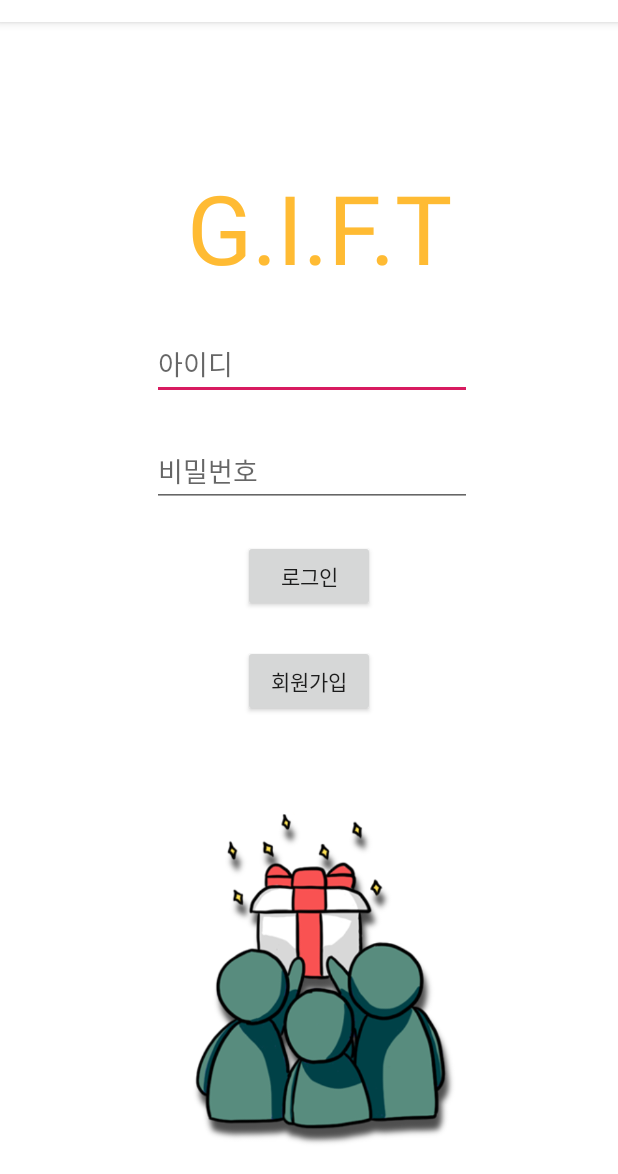
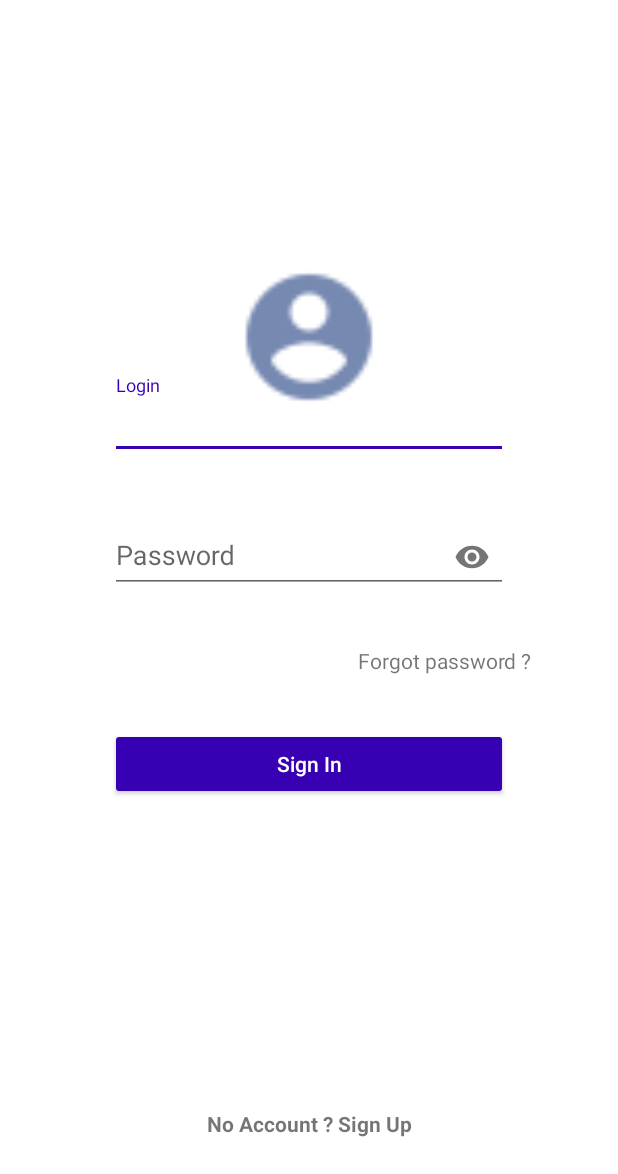
Before and after one commit to g-i-f-t/devapp, an Android app: the screen it shows after launch (activity_login), on a phone screen of 412 x 824 dp, the part 62-1236 px from its top. Run offline under Robolectric (Android 15) with nearby library versions, the phone set to English and light mode, and no system bars.

Commit message:
ui수정

```diff
--- a/app/build.gradle
+++ b/app/build.gradle
@@ -4,7 +4,7 @@ android {
     compileSdkVersion 28
     defaultConfig {
         applicationId "com.example.activity_maim"
-        minSdkVersion 15
+        minSdkVersion 23
         targetSdkVersion 28
         versionCode 1
         versionName "1.0"
--- a/app/src/main/java/com/example/activity_maim/activity_login.java
+++ b/app/src/main/java/com/example/activity_maim/activity_login.java
@@ -7,20 +7,26 @@ import android.view.View;
 import android.widget.Button;
 import android.widget.EditText;
 import android.widget.TextView;
+import android.support.v7.widget.Toolbar;
 
 public class activity_login extends AppCompatActivity {
 
+    private TextView signup;
+    private Button btn;
     @Override
     protected void onCreate(Bundle savedInstanceState) {
         super.onCreate(savedInstanceState);
         setContentView(R.layout.activity_login);
-
-        EditText idtext = (EditText) findViewById(R.id.idText);
-        EditText passwordText = (EditText) findViewById(R.id.passwordtext);
-        Button loginButtton = (Button) findViewById(R.id.loginButton);
-        TextView registerButton = (TextView) findViewById(R.id.registerButton);
-
-        loginButtton.setOnClickListener(new View.OnClickListener() {
+        signup=findViewById(R.id.signup);
+        signup.setOnClickListener(new View.OnClickListener() {
+            @Override
+            public void onClick(View v) {
+                Intent registerIntent = new Intent(activity_login.this, activity_register.class);
+                activity_login.this.startActivity(registerIntent);
+            }
+        });
+        btn=findViewById(R.id.loginbutton);
+        btn.setOnClickListener(new View.OnClickListener() {
             @Override
             public void onClick(View v) {
                 Intent loginIntent = new Intent(activity_login.this, activity_main.class);
@@ -28,12 +34,6 @@ public class activity_login extends AppCompatActivity {
             }
         });
 
-        registerButton.setOnClickListener(new View.OnClickListener() {
-            @Override
-            public void onClick(View v) {
-                Intent registerIntent = new Intent(activity_login.this, activity_register.class);
-                activity_login.this.startActivity(registerIntent);
-            }
-        });
+
     }
 }
--- a/app/src/main/res/layout/activity_login.xml
+++ b/app/src/main/res/layout/activity_login.xml
@@ -1,100 +1,25 @@
 <?xml version="1.0" encoding="utf-8"?>
-<android.support.constraint.ConstraintLayout
-    xmlns:android="http://schemas.android.com/apk/res/android"
+<android.support.design.widget.CoordinatorLayout xmlns:android="http://schemas.android.com/apk/res/android"
+    xmlns:app="http://schemas.android.com/apk/res-auto"
     xmlns:tools="http://schemas.android.com/tools"
-    xmlns:app="http://schemas.android.com/apk/res-auto"
     android:layout_width="match_parent"
-    android:layout_height="match_parent"
-    tools:context=".activity_main">
+    android:layout_height="match_parent">
 
-    <RelativeLayout
-        android:id="@+id/relativeLayout"
+    <android.support.design.widget.AppBarLayout
+        android:visibility="gone"
         android:layout_width="match_parent"
-        android:layout_height="match_parent"
-        android:background="@color/colorPrimary"
-        app:layout_constraintBottom_toBottomOf="parent"
-        app:layout_constraintEnd_toEndOf="parent"
-        app:layout_constraintHorizontal_bias="0.21"
-        app:layout_constraintStart_toStartOf="parent"
-        app:layout_constraintTop_toTopOf="parent">
+        android:layout_height="wrap_content"
+        android:theme="@style/AppTheme.AppBarOverlay">
 
-        <EditText
-            android:id="@+id/idText"
-            android:layout_width="wrap_content"
-            android:layout_height="wrap_content"
-            android:layout_alignParentStart="true"
-            android:layout_alignParentLeft="true"
-            android:layout_alignParentTop="true"
-            android:layout_alignParentEnd="true"
-            android:layout_alignParentRight="true"
-            android:layout_marginStart="101dp"
-            android:layout_marginLeft="101dp"
-            android:layout_marginTop="204dp"
-            android:layout_marginEnd="97dp"
-            android:layout_marginRight="97dp"
-            android:ems="10"
-            android:hint="아이디"
-            android:inputType="textPersonName" />
+        <android.support.v7.widget.Toolbar
+            android:id="@+id/toolbar"
+            android:layout_width="match_parent"
+            android:layout_height="?attr/actionBarSize"
+            android:background="?attr/colorPrimary"
+            app:popupTheme="@style/AppTheme.PopupOverlay" />
 
-        <EditText
-            android:id="@+id/passwordtext"
-            android:layout_width="wrap_content"
-            android:layout_height="wrap_content"
-            android:layout_below="@+id/idText"
-            android:layout_alignStart="@+id/idText"
-            android:layout_alignLeft="@+id/idText"
-            android:layout_marginTop="23dp"
-            android:ems="10"
-            android:hint="비밀번호"
-            android:inputType="textPassword" />
+    </android.support.design.widget.AppBarLayout>
 
-        <Button
-            android:id="@+id/loginButton"
-            android:layout_width="wrap_content"
-            android:layout_height="wrap_content"
-            android:layout_below="@+id/passwordtext"
-            android:layout_centerHorizontal="true"
-            android:layout_marginTop="22dp"
-            android:text="로그인" />
+    <include layout="@layout/content_main" />
 
-        <Button
-            android:id="@+id/registerButton"
-            android:layout_width="wrap_content"
-            android:layout_height="wrap_content"
-            android:layout_below="@+id/loginButton"
-            android:layout_centerHorizontal="true"
-            android:layout_marginTop="22dp"
-
-            android:text="회원가입"
-            android:textAppearance="@style/TextAppearance.AppCompat" />
-
-        <ImageView
-            android:id="@+id/imageView"
-            android:layout_width="206dp"
-            android:layout_height="248dp"
-            android:layout_alignParentEnd="true"
-            android:layout_alignParentRight="true"
-            android:layout_alignParentBottom="true"
-            android:layout_marginEnd="88dp"
-            android:layout_marginRight="88dp"
-            android:layout_marginBottom="0dp"
-            app:srcCompat="@drawable/a1" />
-
-        <TextView
-            android:id="@+id/textView"
-            android:layout_width="wrap_content"
-            android:layout_height="wrap_content"
-            android:layout_alignParentEnd="true"
-            android:layout_alignParentRight="true"
-            android:layout_alignParentBottom="true"
-            android:layout_marginEnd="110dp"
-            android:layout_marginRight="110dp"
-            android:layout_marginBottom="588dp"
-            android:text="G.I.F.T"
-            android:textColor="@android:color/holo_orange_light"
-            android:textSize="64sp" />
-
-
-    </RelativeLayout>
-
-</android.support.constraint.ConstraintLayout>
+</android.support.design.widget.CoordinatorLayout>
--- /dev/null
+++ b/app/src/main/res/layout/content_main.xml
@@ -0,0 +1,135 @@
+<?xml version="1.0" encoding="utf-8"?>
+<android.support.constraint.ConstraintLayout xmlns:android="http://schemas.android.com/apk/res/android"
+    xmlns:app="http://schemas.android.com/apk/res-auto"
+    xmlns:tools="http://schemas.android.com/tools"
+    android:layout_width="match_parent"
+    android:layout_height="match_parent"
+    android:background="@color/colorPrimary"
+    app:layout_behavior="@string/appbar_scrolling_view_behavior"
+    tools:showIn="@layout/activity_login">
+
+    <TextView
+        android:layout_width="wrap_content"
+        android:layout_height="wrap_content"
+        android:layout_marginBottom="8dp"
+        android:layout_marginTop="32dp"
+        android:text="My Account"
+        android:textColor="@android:color/white"
+        android:textSize="24sp"
+        app:layout_constraintBottom_toTopOf="@+id/relativeLayout"
+        app:layout_constraintEnd_toEndOf="parent"
+        app:layout_constraintStart_toStartOf="parent"
+        app:layout_constraintTop_toTopOf="parent" />
+
+    <TextView
+        android:layout_width="wrap_content"
+        android:layout_height="wrap_content"
+        android:layout_marginBottom="8dp"
+        android:layout_marginEnd="8dp"
+        android:layout_marginStart="8dp"
+        android:layout_marginTop="8dp"
+        android:id="@+id/signup"
+        android:text="No Account ? Sign Up"
+        android:textSize="14sp"
+        android:textStyle="bold"
+        app:layout_constraintBottom_toBottomOf="parent"
+        app:layout_constraintEnd_toEndOf="parent"
+        app:layout_constraintStart_toStartOf="parent"
+        app:layout_constraintTop_toBottomOf="@+id/relativeLayout"
+        app:layout_constraintVertical_bias="0.90999997" />
+
+
+    <RelativeLayout
+        android:id="@+id/relativeLayout"
+        android:layout_width="wrap_content"
+        android:layout_height="wrap_content"
+        app:layout_constraintBottom_toBottomOf="parent"
+        app:layout_constraintEnd_toEndOf="parent"
+        android:elevation="0dp"
+        app:layout_constraintStart_toStartOf="parent"
+        app:layout_constraintTop_toTopOf="parent">
+
+        <android.support.v7.widget.CardView
+            android:id="@+id/cardView"
+            android:layout_width="match_parent"
+            android:layout_height="wrap_content"
+            android:layout_below="@id/accountImage"
+            android:layout_marginBottom="8dp"
+            android:layout_marginEnd="48dp"
+            android:layout_marginStart="48dp"
+            android:layout_marginTop="-50dp"
+            app:cardCornerRadius="8dp"
+            app:cardElevation="0dp">
+
+            <LinearLayout
+                android:layout_width="match_parent"
+                android:layout_height="match_parent"
+                android:orientation="vertical">
+
+                <android.support.design.widget.TextInputLayout
+                    android:layout_width="match_parent"
+                    android:layout_height="wrap_content"
+                    android:layout_marginBottom="15dp"
+                    android:layout_marginEnd="25dp"
+                    android:layout_marginLeft="25dp"
+                    android:layout_marginRight="25dp"
+                    android:layout_marginStart="25dp"
+                    android:layout_marginTop="25dp">
+
+                    <android.support.design.widget.TextInputEditText
+                        android:layout_width="match_parent"
+                        android:layout_height="match_parent"
+                        android:hint="Login" />
+                </android.support.design.widget.TextInputLayout>
+
+                <android.support.design.widget.TextInputLayout
+                    android:layout_width="match_parent"
+                    android:layout_height="wrap_content"
+                    android:layout_marginBottom="25dp"
+                    android:layout_marginEnd="25dp"
+                    android:layout_marginStart="25dp"
+                    android:layout_marginTop="15dp"
+                    app:passwordToggleEnabled="true">
+
+                    <android.support.design.widget.TextInputEditText
+                        android:layout_width="match_parent"
+                        android:layout_height="match_parent"
+                        android:hint="Password"
+                        android:inputType="textPassword" />
+                </android.support.design.widget.TextInputLayout>
+
+                <TextView
+                    android:layout_width="match_parent"
+                    android:layout_height="wrap_content"
+                    android:gravity="end"
+                    android:padding="10dp"
+                    android:text="Forgot password ?" />
+
+                <Button
+                    style="@style/Base.Widget.AppCompat.Button.Colored"
+                    android:layout_width="match_parent"
+                    android:layout_height="wrap_content"
+                    android:layout_margin="25dp"
+                    android:elevation="15dp"
+                    android:text="Sign In"
+                    android:id="@+id/loginbutton"
+                    android:textAllCaps="false" />
+
+            </LinearLayout>
+
+        </android.support.v7.widget.CardView>
+
+        <ImageView
+            android:id="@+id/accountImage"
+            android:layout_width="100dp"
+            android:layout_height="100dp"
+            android:layout_centerHorizontal="true"
+            android:elevation="10dp"
+            android:src="@drawable/ic_user_icon"
+            app:layout_constraintTop_toTopOf="parent" />
+
+
+    </RelativeLayout>
+
+
+</android.support.constraint.ConstraintLayout>
--- a/app/src/main/res/values/styles.xml
+++ b/app/src/main/res/values/styles.xml
@@ -1,11 +1,11 @@
 <resources>
 
     <!-- Base application theme. -->
-    <style name="AppTheme" parent="Theme.AppCompat.Light.DarkActionBar">
+    <style name="AppTheme" parent="Theme.AppCompat.Light.NoActionBar">
         <!-- Customize your theme here. -->
         <item name="colorPrimary">@color/colorPrimary</item>
-        <item name="colorPrimaryDark">@color/colorPrimaryDark</item>
-        <item name="colorAccent">@color/colorAccent</item>
+        <item name="colorPrimaryDark">@color/design_default_color_primary</item>
+        <item name="colorAccent">@color/design_default_color_primary_dark</item>
     </style>
 
     <style name="AppTheme.NoActionBar">
```
Also changed, not shown: app/src/main/java/com/example/activity_maim/Funding_list_adapter.java (added, +49 -0 lines), app/src/main/java/com/example/activity_maim/activity_main.java (+3 -22 lines), app/src/main/java/com/example/activity_maim/fundlist.java (+14 -22 lines), app/src/main/res/drawable/profile_circular_border_imageview.xml (added, +14 -0 lines), app/src/main/res/layout/activity_fundlist.xml (+24 -71 lines), app/src/main/res/layout/list_row.xml (added, +14 -0 lines), app/src/main/res/layout/material_design_profile_screen_xml_ui_design.xml (added, +98 -0 lines), app/src/main/res/drawable-hdpi/ic_user_icon.png (added), app/src/main/res/drawable-mdpi/ic_user_icon.png (added), app/src/main/res/drawable-xhdpi/ic_user_icon.png (added), app/src/main/res/drawable-xxhdpi/ic_user_icon.png (added), app/src/main/res/drawable-xxxhdpi/ic_user_icon.png (added).
